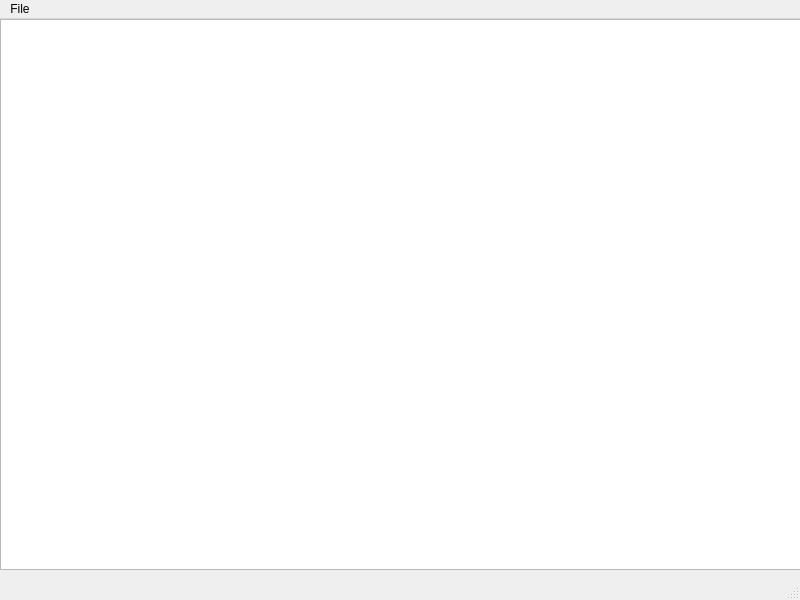
nmeyering/phed, file phed.ui: the form before one commit.
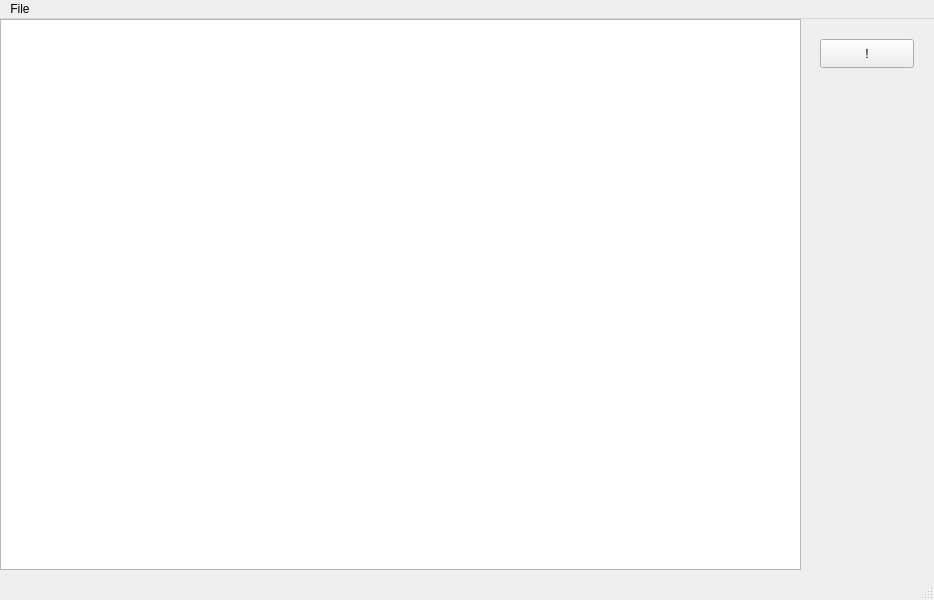
The form after the commit.

Commit message: playing around with stuff

```diff
--- a/phed.ui
+++ b/phed.ui
@@ -6,7 +6,7 @@
    <rect>
     <x>0</x>
     <y>0</y>
-    <width>800</width>
+    <width>934</width>
     <height>600</height>
    </rect>
   </property>
@@ -24,13 +24,26 @@
      </rect>
     </property>
    </widget>
+   <widget class="QPushButton" name="pushButton">
+    <property name="geometry">
+     <rect>
+      <x>820</x>
+      <y>20</y>
+      <width>94</width>
+      <height>29</height>
+     </rect>
+    </property>
+    <property name="text">
+     <string>!</string>
+    </property>
+   </widget>
   </widget>
   <widget class="QMenuBar" name="menubar">
    <property name="geometry">
     <rect>
      <x>0</x>
      <y>0</y>
-     <width>800</width>
+     <width>934</width>
      <height>24</height>
     </rect>
    </property>
```
The commit also changes 2 other files.
